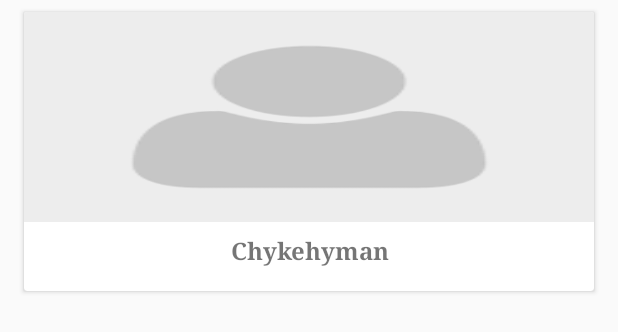
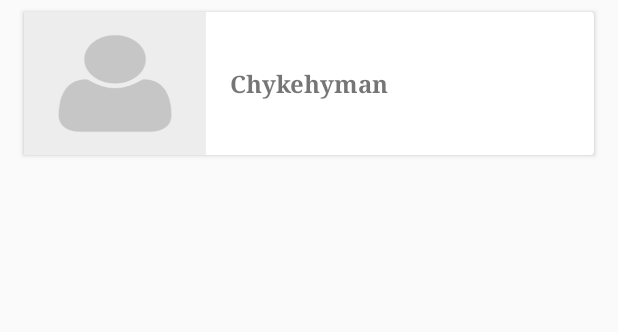
Before and after one commit to chykehyman/FindJavaDevelopers, an Android app: the layout user_row.xml on its own in the app's theme, with its tools: preview values and no code run, on a phone screen of 412 x 824 dp. Shown: the top 332 px of the screen. Run offline under Robolectric (Android 15) with nearby library versions, the phone set to English and light mode, and no system bars.

```diff
--- a/app/src/main/AndroidManifest.xml
+++ b/app/src/main/AndroidManifest.xml
@@ -3,7 +3,6 @@
     package="com.andela.android.javadevelopers">
 
     <uses-permission android:name="android.permission.INTERNET"/>
-    <uses-permission android:name="android.permission.ACCESS_NETWORK_STATE"/>
 
     <application
         android:allowBackup="true"
--- a/app/src/main/res/layout/activity_main.xml
+++ b/app/src/main/res/layout/activity_main.xml
@@ -3,17 +3,17 @@
 <android.support.v4.widget.SwipeRefreshLayout
     xmlns:android="http://schemas.android.com/apk/res/android"
     xmlns:tools="http://schemas.android.com/tools"
-        android:id="@+id/swipe_container"
     android:layout_width="match_parent"
     android:layout_height="match_parent"
     android:padding="6dp"
-        tools:context=".view.MainActivity">
+    android:id="@+id/swipe_container">
 
     <android.support.v7.widget.RecyclerView
         android:id="@+id/recyclerView"
+        android:scrollbars="vertical"
         android:layout_width="match_parent"
         android:layout_height="match_parent"
         android:background="#f2f2f2"
-            android:scrollbars="vertical" />
+        tools:context=".view.MainActivity"/>
 
 </android.support.v4.widget.SwipeRefreshLayout>
--- a/app/src/main/res/layout/user_row.xml
+++ b/app/src/main/res/layout/user_row.xml
@@ -5,7 +5,7 @@
     xmlns:app="http://schemas.android.com/apk/res-auto"
     xmlns:tools="http://schemas.android.com/tools"
     android:layout_width="match_parent"
-    android:layout_height="wrap_content"
+    android:layout_height="95dp"
     android:layout_marginLeft="16dp"
     android:layout_marginRight="16dp"
     android:layout_marginTop="8dp"
@@ -13,39 +13,35 @@
     android:focusable="true"
     app:cardBackgroundColor="@color/cardview_light_background">
 
-    <android.support.constraint.ConstraintLayout
-        xmlns:app="http://schemas.android.com/apk/res-auto"
+    <LinearLayout
         android:layout_width="match_parent"
-        android:layout_height="wrap_content">
+        android:layout_height="match_parent"
+        android:orientation="horizontal">
 
         <ImageView
             android:id="@+id/profile_image"
-            android:layout_width="match_parent"
-            android:layout_height="140dp"
+            android:layout_width="0dp"
+            android:layout_height="match_parent"
+            android:layout_marginEnd="16dp"
+            android:layout_marginRight="16dp"
+            android:layout_weight="1"
+            android:contentDescription="@string/profile_image_description"
             android:scaleType="fitXY"
-            android:contentDescription="@string/profile_image_description"
-            app:layout_constraintEnd_toEndOf="parent"
-            app:layout_constraintStart_toStartOf="parent"
-            app:layout_constraintTop_toTopOf="parent"
-            app:layout_constraintBottom_toTopOf="@+id/username"
-            app:layout_constraintVertical_chainStyle="packed"
-            tools:src="@drawable/no_profile"/>
+            tools:src="@drawable/no_profile"
+        />
 
         <TextView
             android:id="@+id/username"
-            android:layout_width="match_parent"
-            android:layout_height="wrap_content"
+            android:layout_width="0dp"
+            android:layout_height="match_parent"
+            android:layout_weight="2"
             android:fontFamily="serif"
             tools:text="@string/username"
             android:textSize="16sp"
             android:textStyle="bold"
-            android:gravity="center_horizontal"
-            android:layout_marginTop="8dp"
-            android:paddingBottom="16dp"
+            android:gravity="center_vertical"
+        />
 
-            app:layout_constraintTop_toBottomOf="@+id/profile_image" />
-
-
-    </android.support.constraint.ConstraintLayout>
+    </LinearLayout>
 
 </android.support.v7.widget.CardView>
--- a/app/src/main/res/values/strings.xml
+++ b/app/src/main/res/values/strings.xml
@@ -12,6 +12,4 @@
     <string name="share_details">Share Profile</string>
     <string name="share_intent_type">text/plain</string>
     <string name="share_part_message">Check out this developer @</string>
-    <string name="no_connection">No internet connection</string>
-    <string name="fetch_failed">Bad internet Connection</string>
 </resources>
```
Also changed, not shown: app/src/main/java/com/andela/android/javadevelopers/presenter/DeveloperPresenter.java (+5 -25 lines), app/src/main/java/com/andela/android/javadevelopers/util/CheckNetworkConnection.java (deleted, +0 -39 lines), app/src/main/java/com/andela/android/javadevelopers/view/MainActivity.java (+48 -159 lines), 4 other files. Lines whose indentation alone changed are shown as unchanged.
